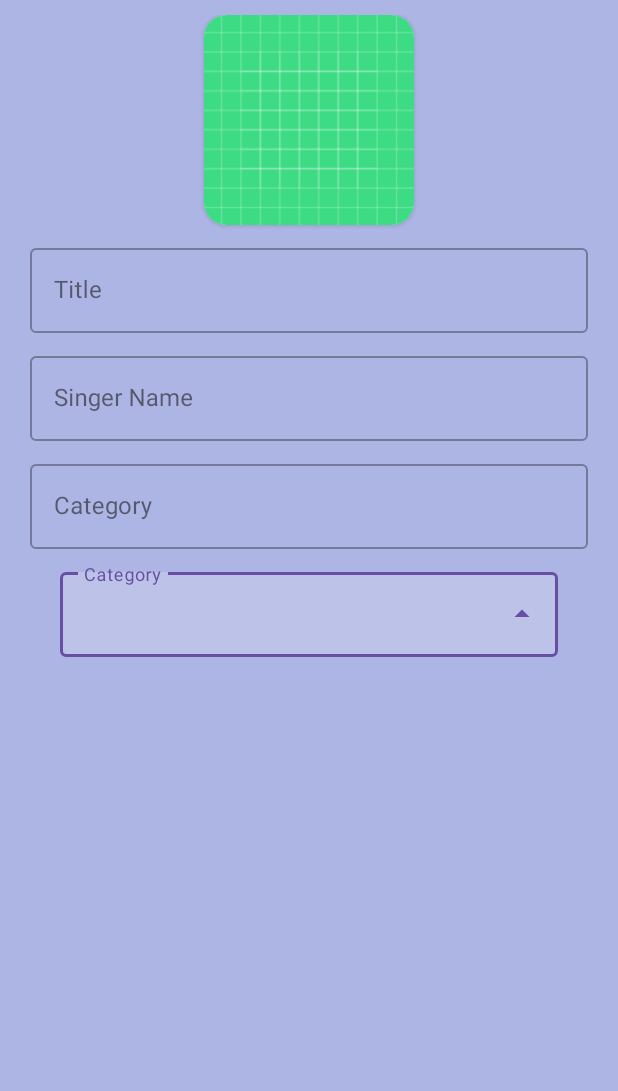
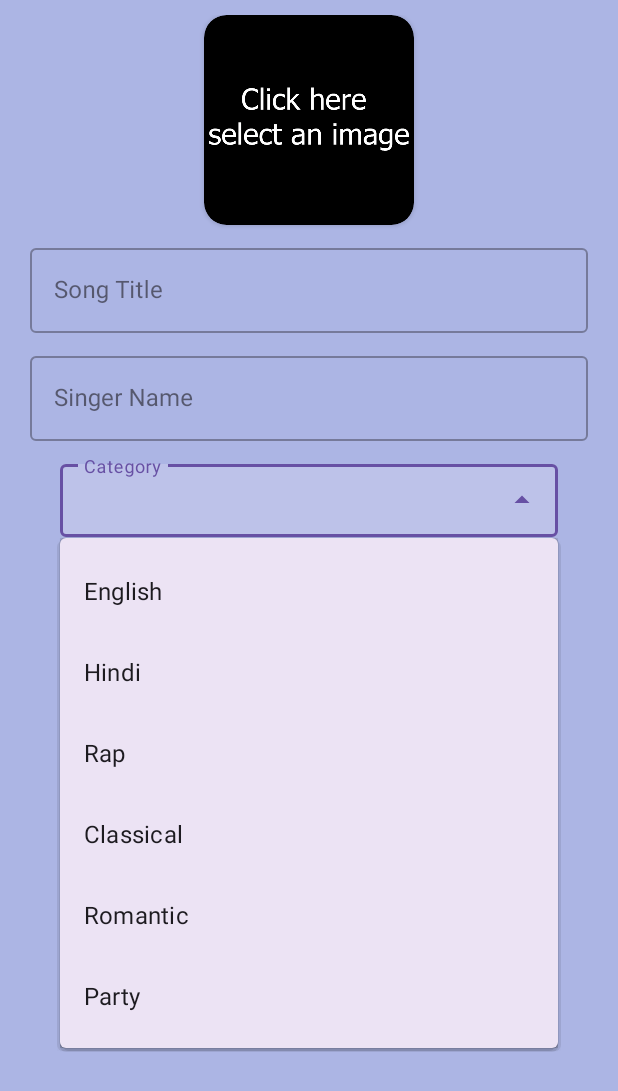
Before and after one commit to zeeshantaj/Music_Streaming_App, an Android app: the screen it shows after launch (Song_Upload_Activity), after a tap on an icon or button, on a phone screen of 412 x 824 dp. Shown: the top 1091 px of the screen. Run offline under Robolectric (Android 15) with nearby library versions, the phone set to English and light mode, and no system bars; our stand-ins replace Firebase (no records; nobody signed in at launch, a user with empty details on screens opened directly); libraries missing offline, so code that uses them is left out: com.github.dhaval2404.imagepicker.

Commit message:
second1 commit

```diff
--- a/app/src/main/java/com/example/music_stream_application/Activities/Song_Upload_Activity.java
+++ b/app/src/main/java/com/example/music_stream_application/Activities/Song_Upload_Activity.java
@@ -2,16 +2,38 @@ package com.example.music_stream_application.Activities;
 
 import androidx.activity.result.ActivityResultLauncher;
 import androidx.activity.result.contract.ActivityResultContracts;
+import androidx.annotation.NonNull;
 import androidx.appcompat.app.AppCompatActivity;
 
 import android.app.Activity;
+import android.app.AlertDialog;
 import android.content.Intent;
+import android.graphics.Color;
 import android.net.Uri;
 import android.os.Bundle;
+import android.util.Log;
+import android.view.View;
+import android.widget.AdapterView;
+import android.widget.ArrayAdapter;
+import android.widget.AutoCompleteTextView;
 import android.widget.ImageView;
+import android.widget.Toast;
 
 import com.example.music_stream_application.R;
 import com.github.dhaval2404.imagepicker.ImagePicker;
+import com.google.android.gms.tasks.OnFailureListener;
+import com.google.android.gms.tasks.OnSuccessListener;
+import com.google.android.material.button.MaterialButton;
+import com.google.android.material.snackbar.Snackbar;
+import com.google.android.material.textfield.TextInputEditText;
+import com.google.firebase.firestore.FirebaseFirestore;
+import com.google.firebase.firestore.SetOptions;
+import com.google.firebase.storage.FirebaseStorage;
+import com.google.firebase.storage.StorageReference;
+import com.google.firebase.storage.UploadTask;
+
+import java.util.HashMap;
+import java.util.Map;
 
 import kotlin.Unit;
 import kotlin.jvm.functions.Function1;
@@ -20,13 +42,17 @@ public class Song_Upload_Activity extends AppCompatActivity {
     private ActivityResultLauncher<Intent> imagePickLauncher;
     private Uri selectedImageUri;
     private ImageView songImage;
-
+    private MaterialButton uploadBtn;
+    private TextInputEditText songTile,singerName;
     @Override
     protected void onCreate(Bundle savedInstanceState) {
         super.onCreate(savedInstanceState);
         setContentView(R.layout.activity_song_upload);
 
         songImage = findViewById(R.id.upload_song_cover_image);
+        uploadBtn = findViewById(R.id.uploadBtn);
+        songTile = findViewById(R.id.songTile);
+        singerName = findViewById(R.id.singerName);
 
         imagePickLauncher = registerForActivityResult(new ActivityResultContracts.StartActivityForResult(),
                 result -> {
@@ -53,7 +79,91 @@ public class Song_Upload_Activity extends AppCompatActivity {
                     });
         });
 
+        String[] categoriesArray = {"English","Hindi","Rap","Classical","Romantic","Party"};
+        ArrayAdapter<String> adapter = new ArrayAdapter<>(
+                this,
+                R.layout.drop_down_item,
+                categoriesArray
+                );
+        AutoCompleteTextView autoCompleteTextView = findViewById(R.id.uploadDropDownMenu);
+        autoCompleteTextView.setAdapter(adapter);
+        autoCompleteTextView.setOnItemClickListener(new AdapterView.OnItemClickListener() {
+            @Override
+            public void onItemClick(AdapterView<?> parent, View view, int position, long id) {
+                Toast.makeText(Song_Upload_Activity.this, ""+autoCompleteTextView.getText().toString(), Toast.LENGTH_SHORT).show();
+            }
+        });
+
+        uploadBtn.setOnClickListener(v -> {
+
+            String title = songTile.getText().toString();
+            String name = singerName.getText().toString();
+            String category = autoCompleteTextView.getText().toString();
+
+            if (title.isEmpty()){
+                Toast.makeText(this, "SongTitle is empty", Toast.LENGTH_SHORT).show();
+                return;
+            }if (name.isEmpty()){
+                Toast.makeText(this, "SingerName is empty", Toast.LENGTH_SHORT).show();
+                return;
+            }if (category.isEmpty()){
+                Toast.makeText(this, "Category is empty", Toast.LENGTH_SHORT).show();
+                return;
+            }
+            if (selectedImageUri == null) {
+                Toast.makeText(this, "Image is empty", Toast.LENGTH_SHORT).show();
+                return;
+            }
+            if (!songTile.getText().toString().isEmpty() && singerName.getText().toString().isEmpty()
+                    && autoCompleteTextView.getText().toString().isEmpty()
+                    && selectedImageUri != null){
+                FirebaseStorage storage = FirebaseStorage.getInstance();
+                StorageReference storageRef = storage.getReference();
+                String imagePath = "songs/images";
+                StorageReference imageRef = storageRef.child(imagePath);
+                Uri imageUri = selectedImageUri;
+                imageRef.putFile(imageUri).addOnSuccessListener(taskSnapshot -> {
+                    imageRef.getDownloadUrl().addOnSuccessListener(uri -> {
+                        String imageUrl = uri.toString();
+                        saveImageUrlInFirestore(imageUrl,title,name,autoCompleteTextView.getText().toString());
+                        Toast.makeText(this, "Song Uploaded Successfully!", Toast.LENGTH_SHORT).show();
+                    });
+
+                }).addOnFailureListener(e -> {
+                    Toast.makeText(this, "Error "+e.getLocalizedMessage(), Toast.LENGTH_SHORT).show();
+                });
 
 
+            }
+        });
+    }
+    private void saveImageUrlInFirestore(String imageUrl,String title,String singer,String category) {
+        FirebaseFirestore db = FirebaseFirestore.getInstance();
+        Map<String, Object> data = new HashMap<>();
+        data.put("imageUrl", imageUrl);
+        data.put("title", title);
+        data.put("singerName", singer);
+        data.put("category", category);
+
+        // Specify the document path
+        String documentPath = "category/English/"+category+"/"+title;
+
+        // Upload the image URL to Firestore
+        db.document(documentPath)
+                .set(data, SetOptions.merge())
+                .addOnSuccessListener(new OnSuccessListener<Void>() {
+                    @Override
+                    public void onSuccess(Void aVoid) {
+                        // Image URL uploaded successfully
+                        Log.d("Firestore", "Image URL uploaded successfully");
+                    }
+                })
+                .addOnFailureListener(new OnFailureListener() {
+                    @Override
+                    public void onFailure(@NonNull Exception e) {
+                        // Handle the failure
+                        Log.e("Firestore", "Error uploading image URL", e);
+                    }
+                });
     }
 }
--- a/app/src/main/res/layout/activity_song_upload.xml
+++ b/app/src/main/res/layout/activity_song_upload.xml
@@ -20,19 +20,18 @@
                 android:layout_width="140dp"
                 android:layout_height="140dp"
                 app:cardCornerRadius="15dp"
+                app:cardBackgroundColor="@color/black"
                 android:layout_gravity="center_horizontal">
                 <ImageView
                     android:id="@+id/upload_song_cover_image"
                     android:layout_width="140dp"
                     android:layout_height="140dp"
                     android:layout_gravity="center"
-                    android:src="@drawable/ic_launcher_background"
+                    android:src="@drawable/select_image_placeholder"
                     app:layout_constraintEnd_toEndOf="parent"
                     app:layout_constraintStart_toStartOf="parent"
                     app:layout_constraintTop_toTopOf="parent" />
             </androidx.cardview.widget.CardView>
-
-
 
             <com.google.android.material.textfield.TextInputLayout
                 android:layout_width="match_parent"
@@ -42,9 +41,10 @@
                 android:layout_marginTop="10dp"
                 style="@style/Widget.MaterialComponents.TextInputLayout.OutlinedBox">
                 <com.google.android.material.textfield.TextInputEditText
+                    android:id="@+id/songTile"
                     android:layout_width="match_parent"
                     android:layout_height="match_parent"
-                    android:hint="Title"
+                    android:hint="Song Title"
                     android:textColorHint="@color/ice"
                     android:textColor="@color/ice"/>
             </com.google.android.material.textfield.TextInputLayout>
@@ -56,6 +56,7 @@
                 android:layout_marginTop="10dp"
                 style="@style/Widget.MaterialComponents.TextInputLayout.OutlinedBox">
                 <com.google.android.material.textfield.TextInputEditText
+                    android:id="@+id/singerName"
                     android:layout_width="match_parent"
                     android:layout_height="match_parent"
                     android:hint="Singer Name"
@@ -63,28 +64,13 @@
                     android:textColor="@color/ice"/>
             </com.google.android.material.textfield.TextInputLayout>
             <com.google.android.material.textfield.TextInputLayout
-                android:layout_width="match_parent"
-                android:layout_height="match_parent"
-                android:layout_marginStart="20dp"
-                android:layout_marginEnd="20dp"
-                android:layout_marginTop="10dp"
-                style="@style/Widget.MaterialComponents.TextInputLayout.OutlinedBox">
-                <com.google.android.material.textfield.TextInputEditText
-                    android:layout_width="match_parent"
-                    android:layout_height="match_parent"
-                    android:hint="Category"
-                    android:textColorHint="@color/ice"
-                    android:textColor="@color/ice"/>
-            </com.google.android.material.textfield.TextInputLayout>
-
-         <com.google.android.material.textfield.TextInputLayout
              android:layout_width="match_parent"
              android:layout_height="wrap_content"
              android:layout_marginStart="40dp"
              android:layout_marginEnd="40dp"
              android:layout_marginTop="10dp"
              android:hint="Category"
-             style="@style/Widget.MaterialComponents.TextInputLayout.OutlinedBox.ExposedDropdownMenu">
+             style="@style/Widget.MaterialComponents.TextInputLayout.OutlinedBox.Dense.ExposedDropdownMenu">
 
              <AutoCompleteTextView
                  android:layout_width="match_parent"
@@ -93,7 +79,14 @@
                  android:id="@+id/uploadDropDownMenu"/>
 
          </com.google.android.material.textfield.TextInputLayout>
-
+            <com.google.android.material.button.MaterialButton
+                android:id="@+id/uploadBtn"
+                android:layout_width="wrap_content"
+                android:layout_height="wrap_content"
+                android:text="Upload"
+                android:layout_marginTop="10dp"
+                android:layout_gravity="center_horizontal"
+                />
 
         </LinearLayout>
     </ScrollView>
--- a/app/src/main/res/layout/drop_down_item.xml
+++ b/app/src/main/res/layout/drop_down_item.xml
@@ -1,6 +1,8 @@
 <?xml version="1.0" encoding="utf-8"?>
-<androidx.constraintlayout.widget.ConstraintLayout xmlns:android="http://schemas.android.com/apk/res/android"
+<TextView xmlns:android="http://schemas.android.com/apk/res/android"
     android:layout_width="match_parent"
-    android:layout_height="match_parent">
-
-</androidx.constraintlayout.widget.ConstraintLayout>
+    android:layout_height="wrap_content"
+    android:padding="16dp"
+    android:maxLines="1"
+    android:ellipsize="end"
+    android:textAppearance="@style/TextAppearance.MaterialComponents.Subtitle1"/>
--- a/app/src/main/res/values-night/themes.xml
+++ b/app/src/main/res/values-night/themes.xml
@@ -4,4 +4,5 @@
         <!-- Customize your dark theme here. -->
         <!-- <item name="colorPrimary">@color/my_dark_primary</item> -->
     </style>
+
 </resources>
```
Also changed, not shown: app/src/main/res/drawable/select_image_placeholder.png (added).
